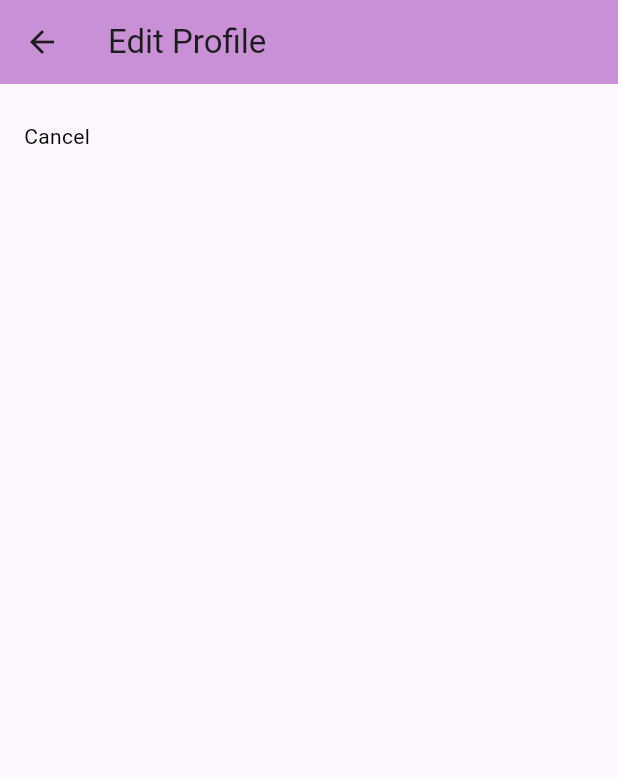
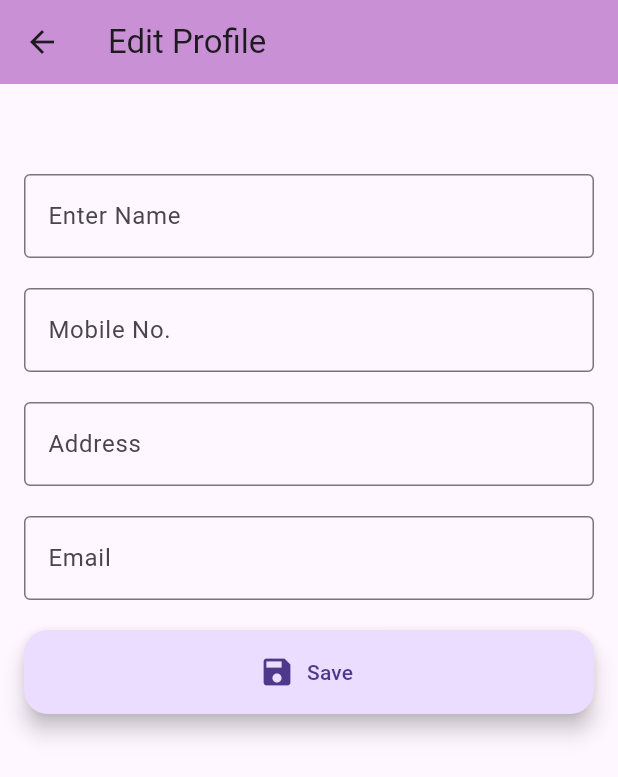
Before and after one commit to ayshafaida/placement, a Flutter app: the myprofile screen opened directly, after a tap on "Edit Profile", on a phone screen of 412 x 824 dp. Shown: the top 777 px of the screen. Run offline on Flutter 3.47's test engine with Material 3 defaults, Android fonts, the phone set to English and light mode, and no system bars; our stand-ins replace carousel_slider, dots_indicator.

Commit message:
edit profile added

```diff
--- a/lib/editprofile.dart
+++ b/lib/editprofile.dart
@@ -1,4 +1,3 @@
-import 'package:final_project/homepage.dart';
 import 'package:final_project/myprofile.dart';
 import 'package:flutter/material.dart';
 
@@ -10,8 +9,7 @@ class EditProfile extends StatefulWidget {
 }
 
 class _EditProfileState extends State<EditProfile> {
-
-  // bool showPassword = false;
+   bool showPassword = false;
   @override
   Widget build(BuildContext context) {
     return Scaffold(
@@ -21,7 +19,6 @@ class _EditProfileState extends State<EditProfile> {
         leading: IconButton(
           icon: Icon(
             Icons.arrow_back,
-            // color: Colors.white,
           ),
           onPressed: () {
             Navigator.push(
@@ -29,7 +26,6 @@ class _EditProfileState extends State<EditProfile> {
           },
         ),
         title: Text("Edit Profile"),
-        actions: [],
       ),
       body: Container(
         padding: EdgeInsets.only(left: 16, top: 25, right: 16),
@@ -39,23 +35,45 @@ class _EditProfileState extends State<EditProfile> {
           },
           child: ListView(
             children: [
-                // TextField('Full Name','Eg:-Aysha Faida',false),
-                // TextField('Mobile No','Your Contact No',false),
-                // TextField('Address','Your Address',false),
-                // TextField('Email','Eg:-abc@gmail.com',false),
-                // TextField('Password','Your Password',true),
-                // SizedBox(height: 35,),
+                SizedBox(height: 35,),
+                TextField(decoration: const InputDecoration(
+                  border: OutlineInputBorder(),
+                  hintText: 'Enter Name',
+                ),
+                ),
+                SizedBox(height: 20,),
+                TextField(decoration: const InputDecoration(
+                  border: OutlineInputBorder(),
+                  hintText: 'Mobile No.',
+                ),
+                ),
+                SizedBox(height: 20,),
+                TextField(decoration: const InputDecoration(
+                  border: OutlineInputBorder(),
+                  hintText: 'Address',
+                ),
+                ),
+                SizedBox(height: 20,),
+                TextField(decoration: const InputDecoration(
+                  border: OutlineInputBorder(),
+                  hintText: 'Email',
+                ),
+                ),
+                SizedBox(height: 20,),
+                FloatingActionButton.extended(
+                  onPressed: () {},
+                  icon: Icon(Icons.save),
+                  label: Text("Save"),),
                 Row(
-                  children: [
-                    InkWell(
-                      onTap: () {
-                        Navigator.push(
-                         context, MaterialPageRoute(builder: (_) => Homepage()));
-                      },
-                      child: Text("Cancel",style: TextStyle(color: Colors.black),),
-
-                    ),
-                  ],
+                  // children: [
+                  //   InkWell(
+                  //     onTap: () {
+                  //       Navigator.push(
+                  //        context, MaterialPageRoute(builder: (_) => myprofile()));
+                  //     },
+                  //     child: Text("Save",style: TextStyle(color: Colors.purple[800]),),
+                  //   ),
+                  // ],
                 )
             ],
           ),
@@ -63,33 +81,4 @@ class _EditProfileState extends State<EditProfile> {
       ),
     );
   }
-
-  // Widget BuildTextField(String labelText,String placeholder, bool isPasswordTextField  ) {
-  //   return Padding(
-  //     padding: const EdgeInsets.only(bottom :35.0),
-  //     child: TextField(
-  //       obscureText: isPasswordTextField ? showPassword : false,
-  //                 decoration: InputDecoration(
-  //                   suffixIcon: isPasswordTextField
-  //                   ? IconButton(
-  //                     onPressed: () {
-  //                       setState(() {
-  //                         showPassword = !showPassword;
-  //                       });
-  //                     },
-  //                     icon: Icon(
-  //                       Icons.remove_red_eye,
-  //                       color: Colors.grey,),
-  //                       ) : null,
-  //                   contentPadding: EdgeInsets.only(bottom: 3),
-  //                 labelText: labelText,
-  //                 floatingLabelBehavior: FloatingLabelBehavior.always,
-  //                 hintText: placeholder,
-  //                 hintStyle: TextStyle(
-  //                   fontSize: 16, fontWeight: FontWeight.bold,
-  //                   color: Colors.blueGrey,
-  //                 )),
-  //               ),
-  //   );
-  // }
-}
+  }
--- a/lib/main.dart
+++ b/lib/main.dart
@@ -16,7 +16,7 @@ class MyApp extends StatelessWidget {
     return MaterialApp(
       debugShowCheckedModeBanner: false,
       home: Login(),
-      // home: Homepage(),
+      // home: EditProfile(),
     );
   }
 }
--- a/lib/myprofile.dart
+++ b/lib/myprofile.dart
@@ -20,10 +20,8 @@ class myprofile extends StatelessWidget {
                          context, MaterialPageRoute(builder: (_) => Homepage()));
           },
         ),
-          title: Center(
-            child: const Text('My Profile'),
+          title: Text('My Profile'),
           ),
-      ),
       // body: SafeArea(child: Column(children: [
       //   Center(child: CircleAvatar(radius: 50,)),
       //   Text(
--- a/lib/signup.dart
+++ b/lib/signup.dart
@@ -17,9 +17,8 @@ class _SignupState extends State<Signup> {
   Widget build(BuildContext context) {
     return Scaffold(
       appBar: AppBar(
-        title: Center(child: Text('Registration Page')),
+        title: Text('Registration Page')),
         backgroundColor: Colors.purple[200],
-      ),
       //for the form to be in center
       body: Center(
         child: Container(
--- a/lib/viewjobs.dart
+++ b/lib/viewjobs.dart
@@ -22,7 +22,6 @@ class _viewjobsState extends State<viewjobs> {
         ),
         title: Text("View Jobs"),
         backgroundColor: Colors.purple[200],
-        centerTitle: true,
       ),
       body: Padding(
   padding: const EdgeInsets.all(8.0),
```
